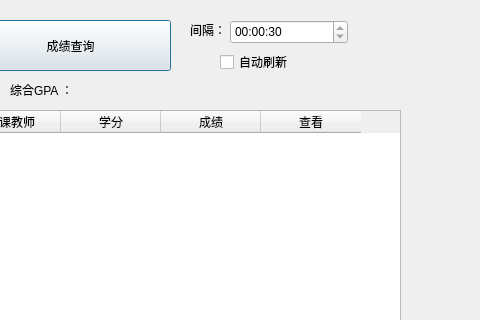
Qt form frontend/gradequerypage.ui (000lbh/PKUHelperAgain) before a commit; both pictures show x 320 to 800 and y 0 to 320 of the 800 by 600 pixel window.
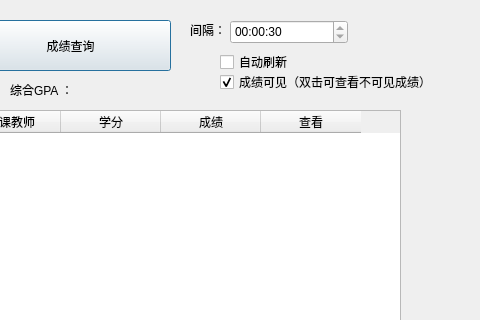
The same form after that commit. Icons and pictures are not drawn.

Commit message: Add score visibility

The edit to the form file:
```diff
--- a/frontend/gradequerypage.ui
+++ b/frontend/gradequerypage.ui
@@ -145,6 +145,22 @@
     <string>间隔：</string>
    </property>
   </widget>
+  <widget class="QCheckBox" name="scoreVisBox">
+   <property name="geometry">
+    <rect>
+     <x>540</x>
+     <y>70</y>
+     <width>271</width>
+     <height>24</height>
+    </rect>
+   </property>
+   <property name="text">
+    <string>成绩可见（双击可查看不可见成绩）</string>
+   </property>
+   <property name="checked">
+    <bool>true</bool>
+   </property>
+  </widget>
   <widget class="QWidget" name="">
    <property name="geometry">
     <rect>
```
Left out of the diff: 2 changed lines with no effect on the pictures. The commit also changes 3 other files.
